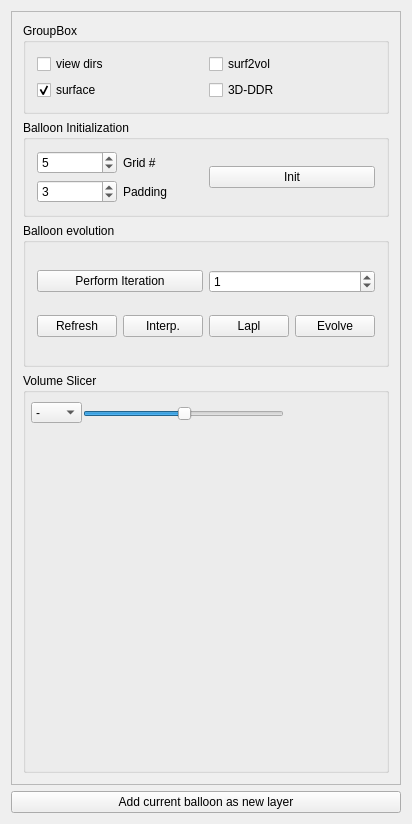
First picture: the form in src/meshlabplugins/edit_vase/vasewidget.ui, repository cnr-isti-vclab/meshlab, before the edit.
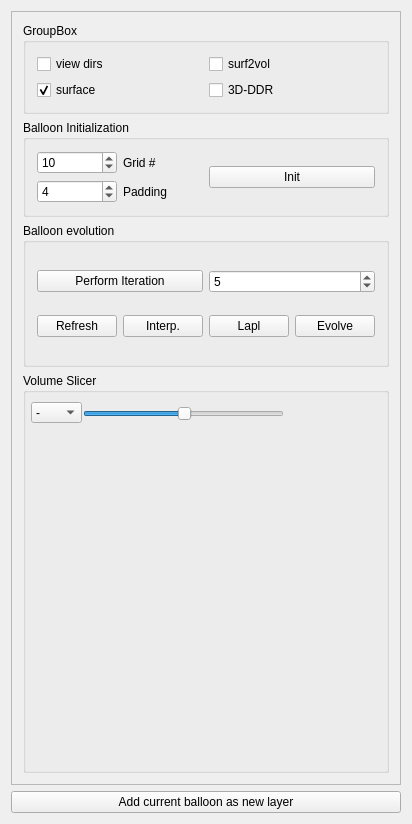
Second picture: the form after the edit.

```diff
--- a/src/meshlabplugins/edit_vase/vasewidget.ui
+++ b/src/meshlabplugins/edit_vase/vasewidget.ui
@@ -128,7 +128,7 @@
               <number>1000</number>
              </property>
              <property name="value">
-              <number>5</number>
+              <number>10</number>
              </property>
             </widget>
            </item>
@@ -138,7 +138,7 @@
               <number>10</number>
              </property>
              <property name="value">
-              <number>3</number>
+              <number>4</number>
              </property>
             </widget>
            </item>
@@ -213,7 +213,7 @@
            <item>
             <widget class="QSpinBox" name="numItersSpin">
              <property name="value">
-              <number>1</number>
+              <number>5</number>
              </property>
             </widget>
            </item>
```
